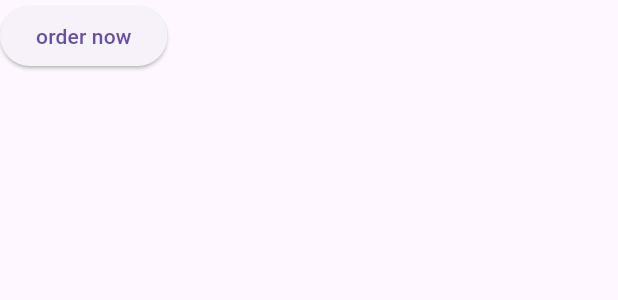
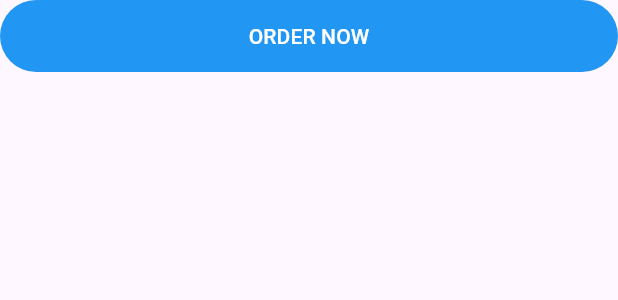
Before and after one commit to MahmoudTareek/Order_app, a Flutter app: the LockableDefaultButton widget shown alone on an empty page, opened directly, on a phone screen of 412 x 824 dp. Shown: the top 300 px of the screen. Run offline on Flutter 3.47's test engine with Material 3 defaults, Android fonts, the phone set to English and light mode, and no system bars; our stand-ins replace cloud_firestore, conditional_builder_null_safety, firebase_auth, firebase_core, firebase_storage, flutter_bloc and 3 more; accounts and stored records are empty; network calls fail.

```diff
--- a/lib/addmeal/addmeal.dart
+++ b/lib/addmeal/addmeal.dart
@@ -73,6 +73,7 @@ class AddMealScreen extends StatelessWidget {
                     Padding(
                       padding: const EdgeInsets.all(8.0),
                       child: defaultFormField(
+                        context: context,
                         controller: mealIdController,
                         type: TextInputType.number,
                         validate: (String? value) {
@@ -89,6 +90,7 @@ class AddMealScreen extends StatelessWidget {
                     Padding(
                       padding: const EdgeInsets.all(8.0),
                       child: defaultFormField(
+                        context: context,
                         controller: mealNameController,
                         type: TextInputType.text,
                         validate: (String? value) {
@@ -105,6 +107,7 @@ class AddMealScreen extends StatelessWidget {
                     Padding(
                       padding: const EdgeInsets.all(8.0),
                       child: defaultFormField(
+                        context: context,
                         controller: mealDescriptionController,
                         type: TextInputType.text,
                         validate: (String? value) {
@@ -121,6 +124,7 @@ class AddMealScreen extends StatelessWidget {
                     Padding(
                       padding: const EdgeInsets.all(8.0),
                       child: defaultFormField(
+                        context: context,
                         controller: mealPriceController,
                         type: TextInputType.number,
                         validate: (String? value) {
--- a/lib/cubit/states.dart
+++ b/lib/cubit/states.dart
@@ -6,12 +6,36 @@ class OrdersLoadingState extends OrdersState {}
 
 class OrdersChangeBottomNavBarState extends OrdersState {}
 
+class OrdersChangePasswordVisibilityState extends OrdersState {}
+
 class OrdersSuccessLoginState extends OrdersState {}
+
+class OrdersLoadingLoginState extends OrdersState {}
 
 class OrdersErrorLoginState extends OrdersState {
   final String error;
 
   OrdersErrorLoginState(this.error);
+}
+
+class OrdersUpdatenumOfSelectedMealsSucessState extends OrdersState {}
+
+class OrdersUpdatenumOfSelectedMealsLoadingState extends OrdersState {}
+
+class OrdersUpdatenumOfSelectedMealsErrorState extends OrdersState {
+  final String error;
+
+  OrdersUpdatenumOfSelectedMealsErrorState(this.error);
+}
+
+class OrdersGetUserRoleLoadingState extends OrdersState {}
+
+class OrdersGetUserRoleSuccessState extends OrdersState {}
+
+class OrdersGetUserRoleErrorState extends OrdersState {
+  final String error;
+
+  OrdersGetUserRoleErrorState(this.error);
 }
 
 class OrdersGetAllMealsSuccessState extends OrdersState {}
@@ -95,3 +119,23 @@ class OrderMealSelectedToUseredErrorState extends OrdersState {
 
   OrderMealSelectedToUseredErrorState(this.error);
 }
+
+class OrdersUpdateMealImageSuccessState extends OrdersState {}
+
+class OrdersUpdateMealImageLoadingState extends OrdersState {}
+
+class OrdersUpdateMealImageErrorState extends OrdersState {
+  final String error;
+
+  OrdersUpdateMealImageErrorState(this.error);
+}
+
+class OrdersgetMealImageSuccessState extends OrdersState {}
+
+class OrdersgetMealImageLoadingState extends OrdersState {}
+
+class OrdersgetMealImageErrorState extends OrdersState {
+  final String error;
+
+  OrdersgetMealImageErrorState(this.error);
+}
--- a/lib/editmeal/edit_meal_screen.dart
+++ b/lib/editmeal/edit_meal_screen.dart
@@ -83,6 +83,7 @@ class EditMealScreen extends StatelessWidget {
                     Padding(
                       padding: const EdgeInsets.all(8.0),
                       child: defaultFormField(
+                        context: context,
                         controller: mealNameController,
                         type: TextInputType.text,
                         validate: (String? value) {
@@ -99,6 +100,7 @@ class EditMealScreen extends StatelessWidget {
                     Padding(
                       padding: const EdgeInsets.all(8.0),
                       child: defaultFormField(
+                        context: context,
                         controller: mealDescriptionController,
                         type: TextInputType.text,
                         validate: (String? value) {
@@ -115,6 +117,7 @@ class EditMealScreen extends StatelessWidget {
                     Padding(
                       padding: const EdgeInsets.all(8.0),
                       child: defaultFormField(
+                        context: context,
                         controller: mealPriceController,
                         type: TextInputType.number,
                         validate: (String? value) {
@@ -143,6 +146,7 @@ class EditMealScreen extends StatelessWidget {
                                     description: mealDescriptionController.text,
                                     price: mealPriceController.text,
                                   );
+                                  cubit.updateMealImage();
                                   isUpdated = true;
                                 }
                               },
--- a/lib/modules/menu/menu_screen.dart
+++ b/lib/modules/menu/menu_screen.dart
@@ -17,6 +17,7 @@ class MenuScreen extends StatelessWidget {
       },
       builder: (context, state) {
         var cubit = OrdersCubit.get(context);
+        // OrdersCubit.get(context).getAllMeals();
         return Scaffold(
           appBar: AppBar(
             title: const Text(
--- a/lib/shared/components/components.dart
+++ b/lib/shared/components/components.dart
@@ -2,13 +2,16 @@
 // import 'package:order_meal/shared/cubit/cubit.dart';
 import 'package:conditional_builder_null_safety/conditional_builder_null_safety.dart';
 import 'package:flutter/material.dart';
+import 'package:order_app/cubit/cubit.dart';
 
 Widget defaultButton({
+  required VoidCallback function,
+  bool isDisabled = false,
   double width = double.infinity,
   Color background = Colors.blue,
   bool isUpperCase = true,
   double radius = 0.0,
-  required Function() function,
+  // required Function() function,
   required String text,
 }) => Container(
   width: width,
@@ -26,6 +29,7 @@ Widget defaultButton({
 );
 
 Widget defaultFormField({
+  required BuildContext context,
   required TextEditingController controller,
   required TextInputType type,
   bool isPassword = false,
@@ -64,6 +68,8 @@ Widget defaultFormField({
         suffix != null
             ? IconButton(
               onPressed: () {
+                OrdersCubit.get(context).changePasswordVisibility();
+                isPassword = !isPassword;
                 suffixPrssed!();
               },
               icon: Icon(suffix),
@@ -231,3 +237,6 @@ Widget myDivider() => Padding(
 
 Future<dynamic> navigateTo(context, widget) =>
     Navigator.push(context, MaterialPageRoute(builder: (context) => widget));
+
+int selectedMeal = 0;
+List<String> selectedMealIds = [];
--- a/lib/shared/sharedprefrence.dart
+++ b/lib/shared/sharedprefrence.dart
@@ -1,21 +1,8 @@
 import 'dart:async';
 import 'package:flutter/material.dart';
+import 'package:order_app/shared/components/components.dart';
 import 'package:shared_preferences/shared_preferences.dart';
 
-Widget defaultButton({
-  required VoidCallback function,
-  required String text,
-  double radius = 0.0,
-  bool isDisabled = false,
-}) => ElevatedButton(
-  onPressed: isDisabled ? null : function,
-  style: ElevatedButton.styleFrom(
-    shape: RoundedRectangleBorder(borderRadius: BorderRadius.circular(radius)),
-  ),
-  child: Text(text),
-);
-
-// StatefulWidget يطبق قفل 24 ساعة على الزر
 class LockableDefaultButton extends StatefulWidget {
   final String text;
   final double radius;
@@ -73,7 +60,7 @@ class _LockableDefaultButtonState extends State<LockableDefaultButton> {
       if (isLocked && lastPressedTime != null) {
         final now = DateTime.now();
         final diff = now.difference(lastPressedTime!);
-        if (diff.inHours >= 24) {
+        if (diff.inSeconds >= 5) {
           setState(() {
             isLocked = false;
             lastPressedTime = null;
@@ -99,9 +86,31 @@ class _LockableDefaultButtonState extends State<LockableDefaultButton> {
 
   @override
   Widget build(BuildContext context) {
+    if (isLocked) {
+      return SizedBox(
+        width: double.infinity,
+        child: ButtonTheme(
+          shape: RoundedRectangleBorder(
+            borderRadius: BorderRadius.circular(widget.radius),
+          ),
+          child: ElevatedButton(
+            onPressed: null,
+            style: ElevatedButton.styleFrom(
+              disabledBackgroundColor: Colors.red,
+              padding: EdgeInsets.symmetric(vertical: 14.0),
+            ),
+            child: Text(
+              'You have only one order per day!',
+              style: TextStyle(color: Colors.white, fontSize: 16.0),
+            ),
+          ),
+        ),
+      );
+    }
     return defaultButton(
+      background: Colors.blue,
       function: isLocked ? () {} : _handlePress,
-      text: isLocked ? 'You have only one order per day! ' : widget.text,
+      text: widget.text,
       radius: widget.radius,
       isDisabled: false,
     );
--- a/pubspec.yaml
+++ b/pubspec.yaml
@@ -42,6 +42,8 @@ dependencies:
   firebase_core: ^3.15.1
   image_picker: ^1.1.2
   shared_preferences: ^2.5.3
+  firebase_auth: ^5.6.2
+  firebase_storage: ^12.4.9
 
 
 dev_dependencies:
```
Also changed, not shown: lib/cubit/cubit.dart (+183 -51 lines), lib/main.dart (+8 -5 lines), lib/modules/login/login_screen.dart (+21 -7 lines), lib/modules/settings/settings_screen.dart (deleted, +0 -18 lines), lib/modules/yourmeals/yourmeals.dart (+34 -5 lines), lib/selectedmeals/selected_meals_screen.dart (+23 -11 lines), pubspec.lock, 4 other files.
